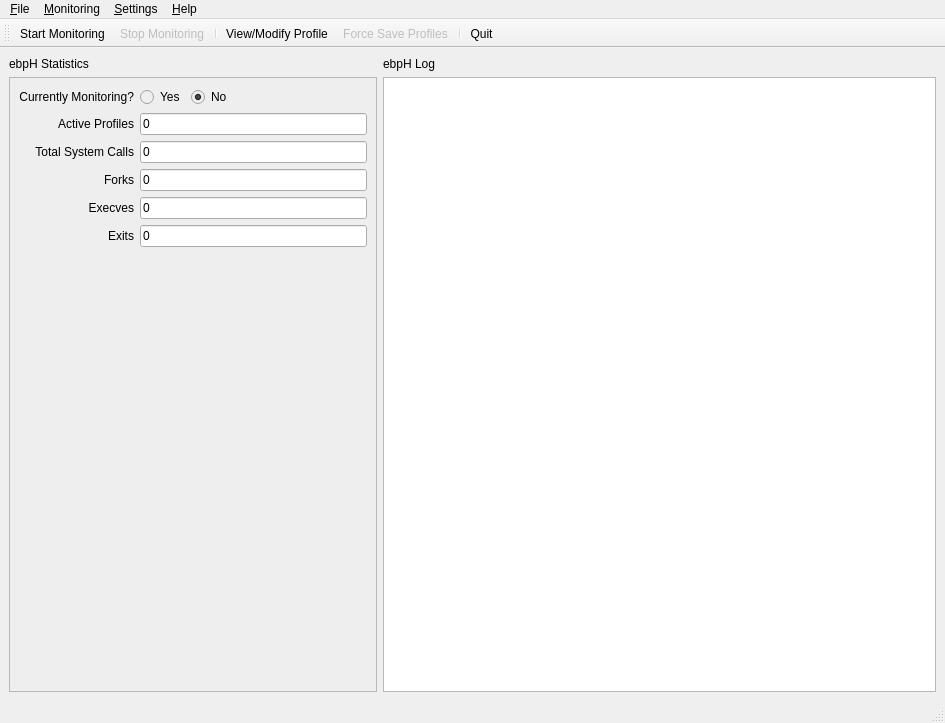
Qt form ebpH/mainwindow.ui (willfindlay/ebpH) before a commit.
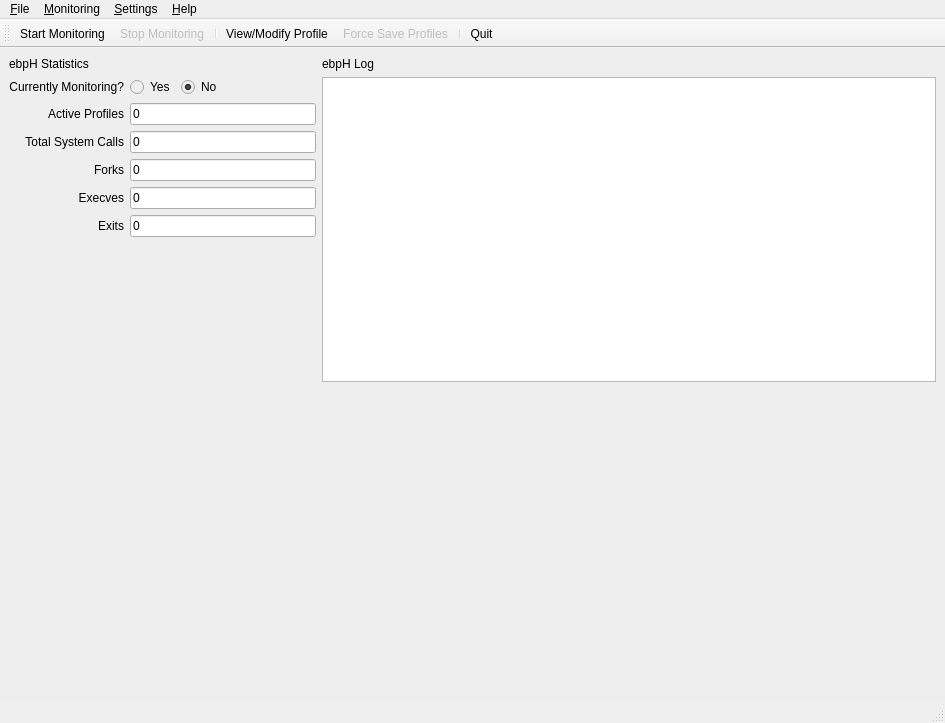
The same form after that commit. Icons and pictures are not drawn.

The edit to the form file:
```diff
--- a/ebpH/mainwindow.ui
+++ b/ebpH/mainwindow.ui
@@ -25,13 +25,23 @@
    <enum>Qt::ToolButtonIconOnly</enum>
   </property>
   <widget class="QWidget" name="centralwidget">
+   <property name="styleSheet">
+    <string notr="true">#centralwidget{
+background: #eee;
+background-image: url(:/img/assets/img/logos/logo_transparent.png);
+background-repeat: no-repeat;
+background-position: bottom left;
+}</string>
+   </property>
    <layout class="QGridLayout" name="gridLayout">
-    <item row="1" column="1">
+    <item row="2" column="1">
+     <layout class="QVBoxLayout" name="verticalLayout_2" stretch="0,0">
+      <item>
      <widget class="QPlainTextEdit" name="event_log">
       <property name="sizePolicy">
        <sizepolicy hsizetype="Preferred" vsizetype="Expanding">
-        <horstretch>2</horstretch>
-        <verstretch>0</verstretch>
+          <horstretch>0</horstretch>
+          <verstretch>1</verstretch>
        </sizepolicy>
       </property>
       <property name="font">
@@ -50,24 +60,23 @@
       </property>
      </widget>
     </item>
-    <item row="0" column="0">
-     <widget class="QLabel" name="label_2">
+      <item>
+       <widget class="QWidget" name="chart_container" native="true">
       <property name="sizePolicy">
        <sizepolicy hsizetype="Preferred" vsizetype="Preferred">
-        <horstretch>2</horstretch>
-        <verstretch>0</verstretch>
-       </sizepolicy>
-      </property>
-      <property name="text">
-       <string>ebpH Statistics</string>
-      </property>
-     </widget>
+          <horstretch>0</horstretch>
+          <verstretch>1</verstretch>
+         </sizepolicy>
+        </property>
+       </widget>
+      </item>
+     </layout>
     </item>
     <item row="0" column="1">
      <widget class="QLabel" name="label">
       <property name="sizePolicy">
        <sizepolicy hsizetype="Preferred" vsizetype="Preferred">
-        <horstretch>3</horstretch>
+        <horstretch>2</horstretch>
         <verstretch>0</verstretch>
        </sizepolicy>
       </property>
@@ -76,49 +85,15 @@
       </property>
      </widget>
     </item>
-    <item row="1" column="0">
-     <widget class="QFrame" name="frame">
-      <property name="sizePolicy">
-       <sizepolicy hsizetype="Expanding" vsizetype="Preferred">
-        <horstretch>1</horstretch>
-        <verstretch>0</verstretch>
-       </sizepolicy>
+    <item row="2" column="0">
+     <layout class="QVBoxLayout" name="verticalLayout">
+      <property name="topMargin">
+       <number>0</number>
       </property>
-      <property name="styleSheet">
-       <string notr="true">#frame{
-background: #eee;
-background-image: url(:/img/assets/img/logos/logo_transparent.png);
-background-repeat: no-repeat;
-background-position: bottom left;
-}</string>
+      <property name="bottomMargin">
+       <number>0</number>
       </property>
-      <property name="frameShape">
-       <enum>QFrame::StyledPanel</enum>
-      </property>
-      <property name="frameShadow">
-       <enum>QFrame::Raised</enum>
-      </property>
-      <layout class="QGridLayout" name="gridLayout_2">
-       <item row="5" column="0">
-        <spacer name="verticalSpacer">
-         <property name="orientation">
-          <enum>Qt::Vertical</enum>
-         </property>
-         <property name="sizeType">
-          <enum>QSizePolicy::MinimumExpanding</enum>
-         </property>
-         <property name="sizeHint" stdset="0">
-          <size>
-           <width>20</width>
-           <height>40</height>
-          </size>
-         </property>
-        </spacer>
-       </item>
-       <item row="4" column="0">
-        <widget class="QWidget" name="chart_container" native="true"/>
-       </item>
-       <item row="3" column="0">
+      <item>
         <layout class="QGridLayout" name="gridLayout_4">
          <property name="topMargin">
           <number>0</number>
@@ -287,7 +262,32 @@
          </item>
         </layout>
        </item>
-      </layout>
+      <item>
+       <spacer name="verticalSpacer">
+        <property name="orientation">
+         <enum>Qt::Vertical</enum>
+        </property>
+        <property name="sizeHint" stdset="0">
+         <size>
+          <width>20</width>
+          <height>40</height>
+         </size>
+        </property>
+       </spacer>
+      </item>
+     </layout>
+    </item>
+    <item row="0" column="0">
+     <widget class="QLabel" name="label_2">
+      <property name="sizePolicy">
+       <sizepolicy hsizetype="Preferred" vsizetype="Preferred">
+        <horstretch>1</horstretch>
+        <verstretch>0</verstretch>
+       </sizepolicy>
+      </property>
+      <property name="text">
+       <string>ebpH Statistics</string>
+      </property>
      </widget>
     </item>
    </layout>
```
Left out of the diff: 108 changed lines with no effect on the pictures. Lines whose indentation alone changed are shown as unchanged.
